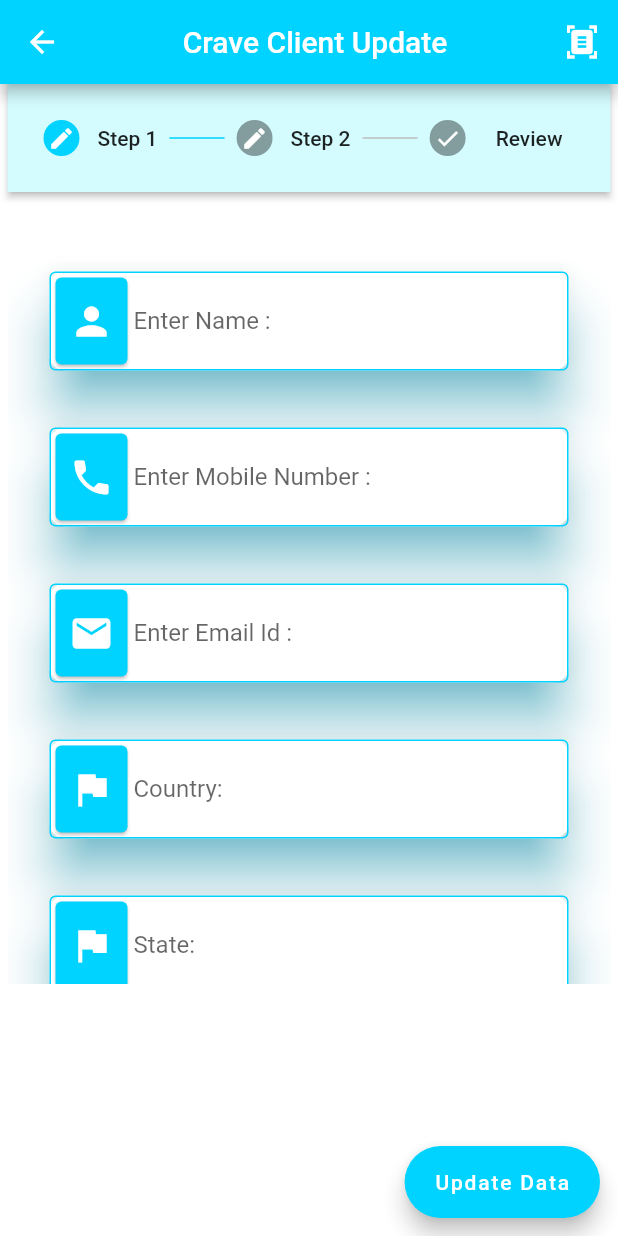
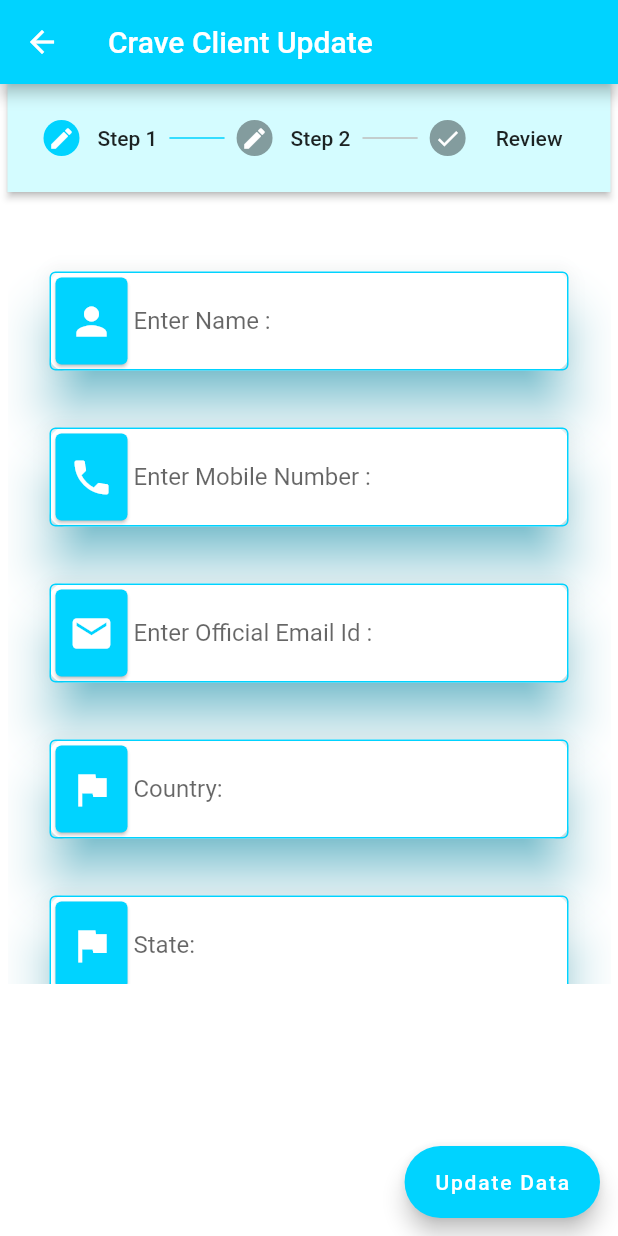
Before and after one commit to insidetech21/cregistration_ios_android_web, a Flutter app: the UpdateClient screen opened directly with empty values, on a phone screen of 412 x 824 dp. Run offline on Flutter 3.47's test engine with Material 2 defaults, Android fonts, the phone set to English and light mode, and no system bars; our stand-ins replace cloud_firestore, csc_picker, firebase_core, firebase_database, firebase_storage, image_cropper and 1 more; accounts and stored records are empty.

Commit message:
Minor changes done

```diff
--- a/lib/Database/firebase_database.dart
+++ b/lib/Database/firebase_database.dart
@@ -705,7 +705,7 @@
                                           ),
                                         ),
                                       ),
-                                      Card(
+                                      /*Card(
                                         shape: RoundedRectangleBorder(
                                           borderRadius:
                                               BorderRadius.circular(8.0),
@@ -737,7 +737,7 @@
                                                 fontWeight: FontWeight.w500),
                                           ),
                                         ),
-                                      ),
+                                      ),*/
                                       Card(
                                         shape: RoundedRectangleBorder(
                                           borderRadius:
--- a/lib/UI/Stepper/update_client.dart
+++ b/lib/UI/Stepper/update_client.dart
@@ -431,8 +431,8 @@
                       ),
                       border: OutlineInputBorder(),
                       filled: true,
-                      labelText: 'Enter Email Id :',
-                      hintText: 'Email Id',
+                      labelText: 'Enter Official Email Id :',
+                      hintText: 'Office Email Id',
                       prefixIcon: Align(
                         widthFactor: 1.0,
                         heightFactor: 1.0,
@@ -453,7 +453,7 @@
                     keyboardType: TextInputType.emailAddress,
                     validator: (value) {
                       if (value == null || value.isEmpty) {
-                        return 'Please Enter Email ID';
+                        return 'Please Enter Official Email ID';
                       }
                       return null;
                     },
@@ -1194,7 +1194,7 @@
                   padding: EdgeInsets.only(bottom: 30.0),
                 ),
 
-                Card(
+               /* Card(
                   shape: RoundedRectangleBorder(
                       borderRadius: BorderRadius.circular(10.0)),
                   elevation: 15,
@@ -1239,8 +1239,7 @@
                 ),
                 const Padding(
                   padding: EdgeInsets.only(bottom: 30.0),
-                ),
-
+                ),*/
                 Card(
                   shape: RoundedRectangleBorder(
                       borderRadius: BorderRadius.circular(10.0)),
@@ -2106,7 +2105,7 @@
                   child: SizedBox(
                     width: double.infinity,
                     child: TextField(
-                      controller: cityValue1,
+                      controller: stateValue1,
                       readOnly: true,
                       /* onChanged: (values){
                         setState(() {
@@ -2324,7 +2323,7 @@
                   padding: EdgeInsets.all(6),
                 ),
 
-                Card(
+                /*Card(
                   shape: RoundedRectangleBorder(
                     borderRadius: BorderRadius.circular(10.0),
                   ),
@@ -2336,11 +2335,11 @@
                     child: TextField(
                       controller: companyMail1,
                       readOnly: true,
-                      /* onChanged: (values){
+                      *//* onChanged: (values){
                         setState(() {
                           genderValue = values!;
                         });
-                      },*/
+                      },*//*
                       //expands: true,
                       decoration: const InputDecoration(
                         fillColor: Colors.transparent,
@@ -2379,7 +2378,7 @@
 
                 const Padding(
                   padding: EdgeInsets.all(6),
-                ),
+                ),*/
 
                 Card(
                   shape: RoundedRectangleBorder(
@@ -2744,25 +2743,26 @@
       //drawer: ,
       backgroundColor: Colors.white,
       appBar: AppBar(
-        title: const Center(child: Text('Crave Client Update')),
-        actions: <Widget>[
+        title:
+            const Text('Crave Client Update'),
+        /*actions: <Widget>[
           IconButton(
             icon: const Icon(
               Icons.document_scanner,
               color: Colors.white,
             ),
             onPressed: () {
-              /*scanQRCode();
+              *//*scanQRCode();
               qr.value = TextEditingValue(
                 text: getResult,
                 selection: TextSelection.fromPosition(
                   TextPosition(offset: getResult.length),
                 ),
-              );*/
+              );*//*
               // do something
             },
           ),
-        ],
+        ],*/
         backgroundColor: const Color(0xFF00D3FF),
       ),
       //
```
